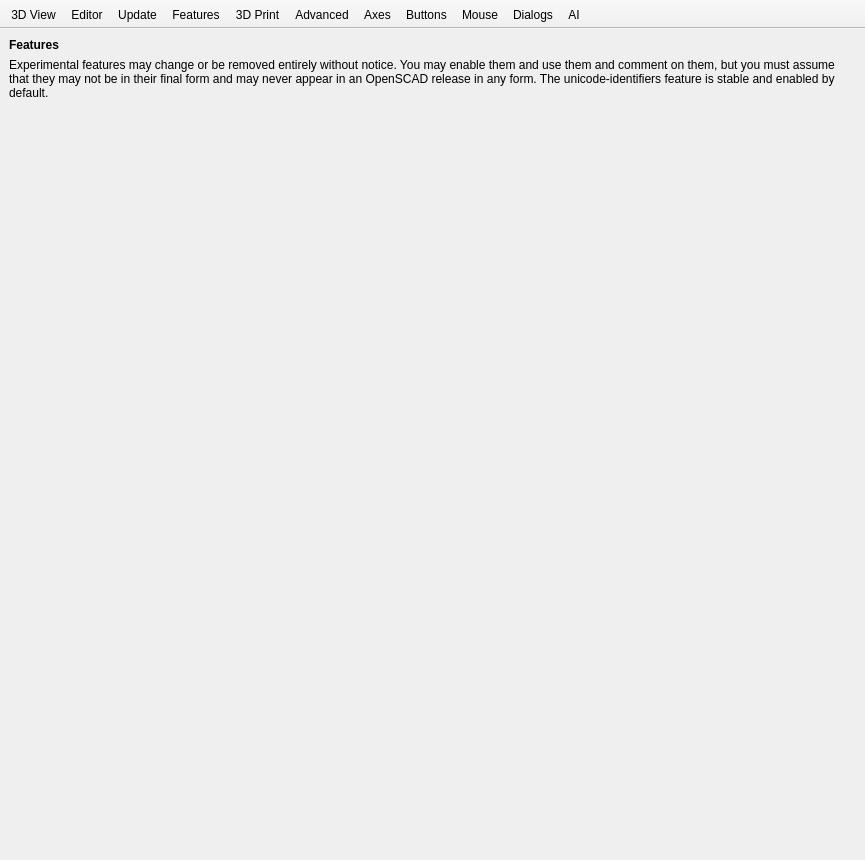
Old version of the form src/gui/Preferences.ui in the repository openscad/openscad.
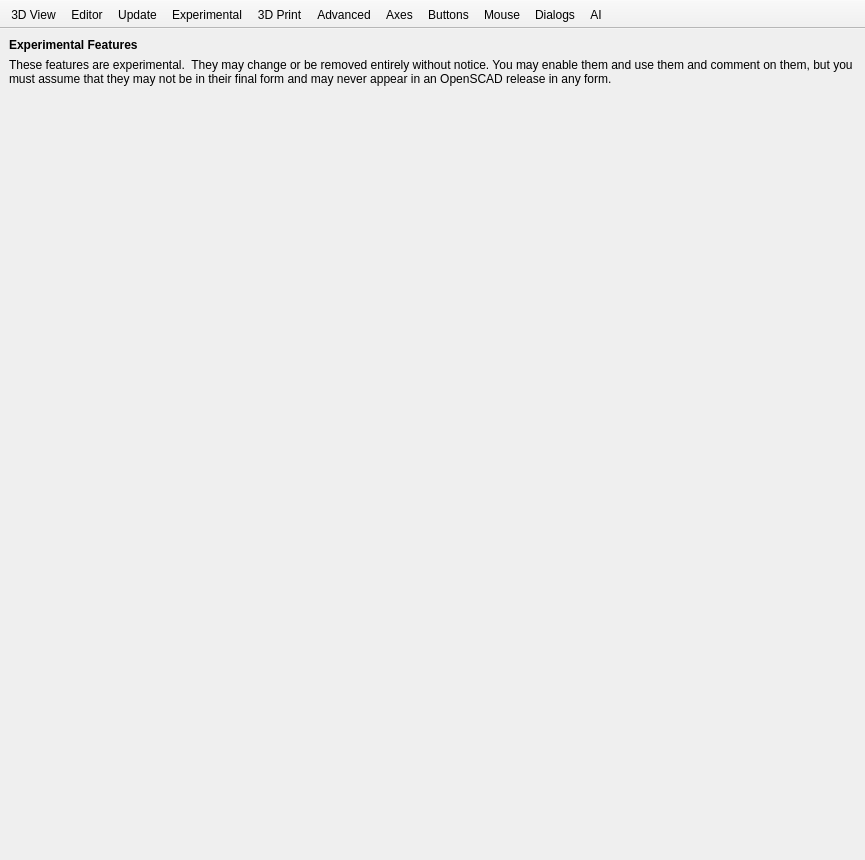
New version of the form. The open tabs and pages were chosen to show the change. Icons and pictures are not drawn. Custom widgets are drawn as their Qt base class.

Commit message: Remove Unicode feature toggle and restore regressed upstream changes

```diff
--- a/src/gui/Preferences.ui
+++ b/src/gui/Preferences.ui
@@ -1330,7 +1330,7 @@
              </font>
             </property>
             <property name="text">
-             <string>Features</string>
+             <string>Experimental Features</string>
             </property>
            </widget>
           </item>
@@ -1340,7 +1340,7 @@
              <bool>true</bool>
             </property>
             <property name="text">
-             <string>Experimental features may change or be removed entirely without notice. You may enable them and use them and comment on them, but you must assume that they may not be in their final form and may never appear in an OpenSCAD release in any form. The unicode-identifiers feature is stable and enabled by default.</string>
+             <string>These features are experimental.  They may change or be removed entirely without notice. You may enable them and use them and comment on them, but you must assume that they may not be in their final form and may never appear in an OpenSCAD release in any form.</string>
             </property>
            </widget>
           </item>
@@ -3298,7 +3298,7 @@
      <normaloff>:/icons/prefsFeatures.png</normaloff>:/icons/prefsFeatures.png</iconset>
    </property>
    <property name="text">
-    <string>Features</string>
+    <string>Experimental</string>
    </property>
    <property name="toolTip">
     <string>Enable/Disable features</string>
```
Left out of the diff: 2 changed lines with no effect on the pictures. The commit also changes 10 other files.
